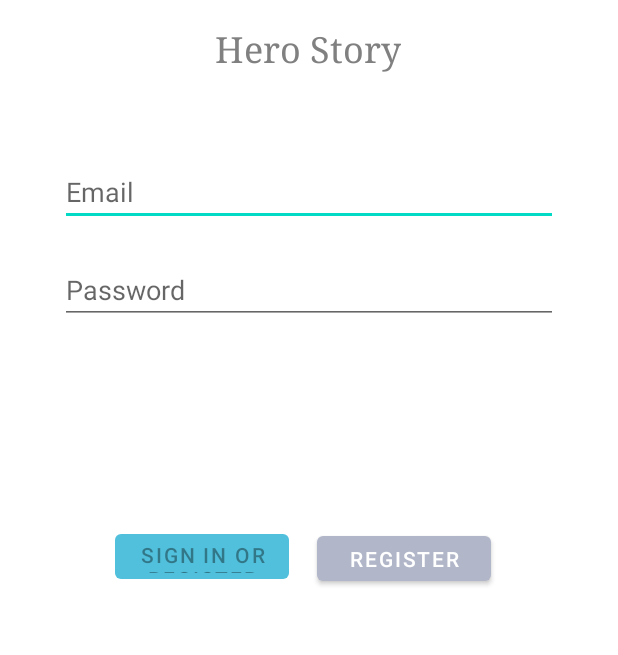
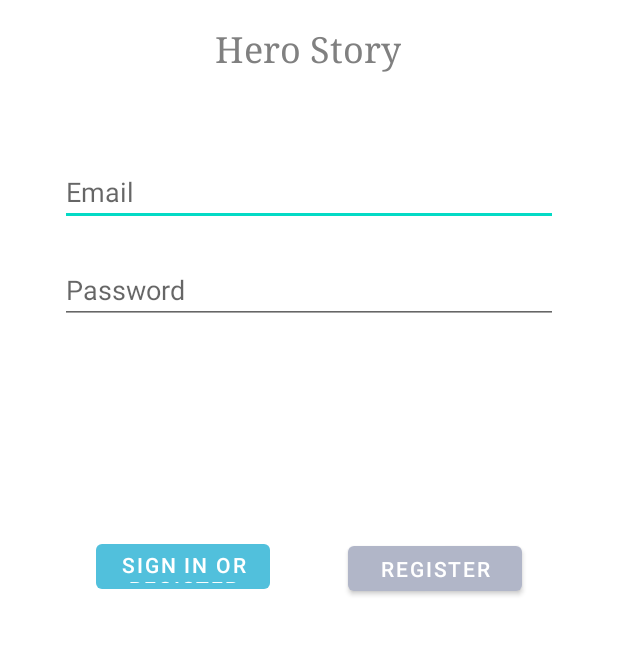
Before and after one commit to romibarel/Hackathon-, an Android app: the screen it shows after launch (LoginActivity), on a phone screen of 412 x 824 dp, the part 394-1049 px from its top. Run offline under Robolectric (Android 15) with nearby library versions, the light colour scheme and no system bars.

Commit message:
login page fixed design 2

```diff
--- a/Hestory/app/src/main/res/layout/activity_login.xml
+++ b/Hestory/app/src/main/res/layout/activity_login.xml
@@ -52,13 +52,14 @@
         android:layout_marginBottom="8dp"
         android:enabled="false"
         android:text="@string/action_sign_in"
+        android:textColor="#FFFFFF"
         app:backgroundTint="#51C0DC"
         app:layout_constraintBottom_toBottomOf="parent"
         app:layout_constraintEnd_toEndOf="parent"
-        app:layout_constraintHorizontal_bias="0.075"
+        app:layout_constraintHorizontal_bias="0.0"
         app:layout_constraintStart_toStartOf="parent"
         app:layout_constraintTop_toBottomOf="@+id/password"
-        app:layout_constraintVertical_bias="0.465"
+        app:layout_constraintVertical_bias="0.49"
         tools:text="login" />
 
     <ProgressBar
@@ -81,18 +82,19 @@
         android:id="@+id/register"
         android:layout_width="116dp"
         android:layout_height="42dp"
+        android:layout_gravity="start"
         android:layout_marginStart="8dp"
         android:layout_marginTop="8dp"
-        android:layout_marginEnd="8dp"
+        android:layout_marginEnd="48dp"
         android:layout_marginBottom="8dp"
         android:text="register"
         app:backgroundTint="#B1B6C8"
         app:layout_constraintBottom_toBottomOf="parent"
         app:layout_constraintEnd_toEndOf="parent"
-        app:layout_constraintHorizontal_bias="0.756"
+        app:layout_constraintHorizontal_bias="1.0"
         app:layout_constraintStart_toStartOf="parent"
         app:layout_constraintTop_toBottomOf="@+id/password"
-        app:layout_constraintVertical_bias="0.47"
+        app:layout_constraintVertical_bias="0.494"
         tools:text="register" />
 
     <TextView
```
